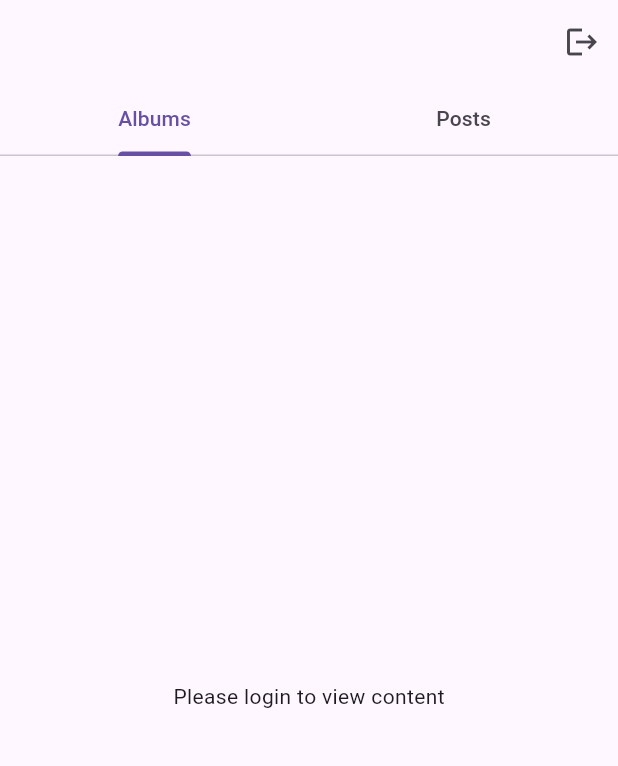
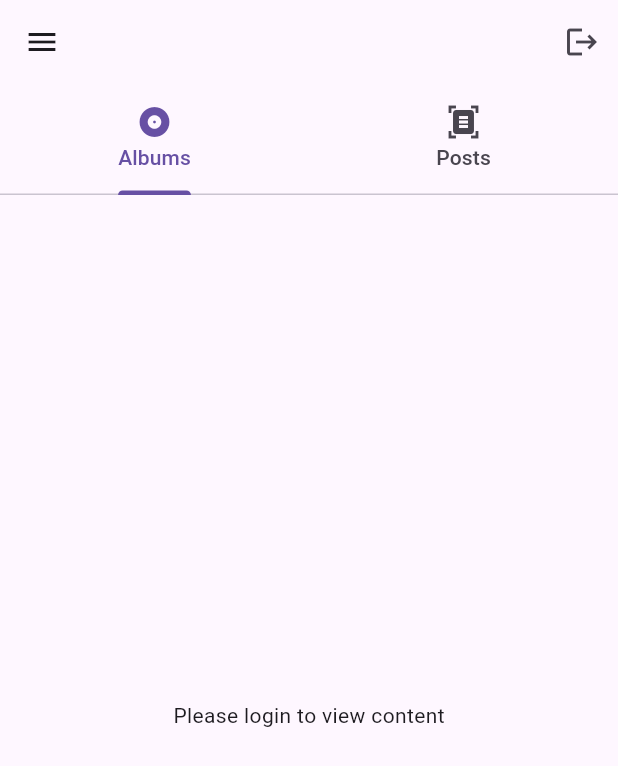
Before and after one commit to sasinduudayanga/Flutter-Assignment-SGX, a Flutter app: the HomePage screen opened directly, on a phone screen of 412 x 824 dp. Shown: the top 766 px of the screen. Run offline on Flutter 3.47's test engine with Material 3 defaults, Android fonts, the phone set to English and light mode, and no system bars.

Commit message:
add side bar to home page

```diff
--- a/lib/screens/home_page.dart
+++ b/lib/screens/home_page.dart
@@ -1,4 +1,5 @@
 import 'package:flutter/material.dart';
+import 'package:flutter_assignment_sgx/screens/my_profile.dart';
 import 'package:provider/provider.dart';
 import '../auth_provider.dart';
 import 'album_page.dart';
@@ -30,8 +31,41 @@ class HomePage extends StatelessWidget {
           ],
           bottom: const TabBar(
             tabs: [
-              Tab(text: 'Albums'),
-              Tab(text: 'Posts'),
+              Tab(text: 'Albums', icon: Icon(Icons.album)),
+              Tab(text: 'Posts', icon: Icon(Icons.document_scanner),),
+            ],
+          ),
+        ),
+        drawer: Drawer(
+          child: ListView(
+            padding: EdgeInsets.zero,
+            children: [
+              const DrawerHeader(
+                decoration: BoxDecoration(
+                  color: Colors.blue,
+                ),
+                child: Center(
+                    child: Text('Flutter App')
+                ),
+              ),
+              ListTile(
+                title: const Text('My Profile'),
+                onTap: () {
+                  Navigator.push(
+                      context,
+                      MaterialPageRoute(
+                          builder: (context) => const MyProfile(),
+                      )
+                  );
+                },
+              ),
+              ListTile(
+                title: const Text('About'),
+                onTap: () {
+                  // Update the state of the app.
+                  // ...
+                },
+              ),
             ],
           ),
         ),
```
Also changed, not shown: lib/screens/my_profile.dart (added, +15 -0 lines).
